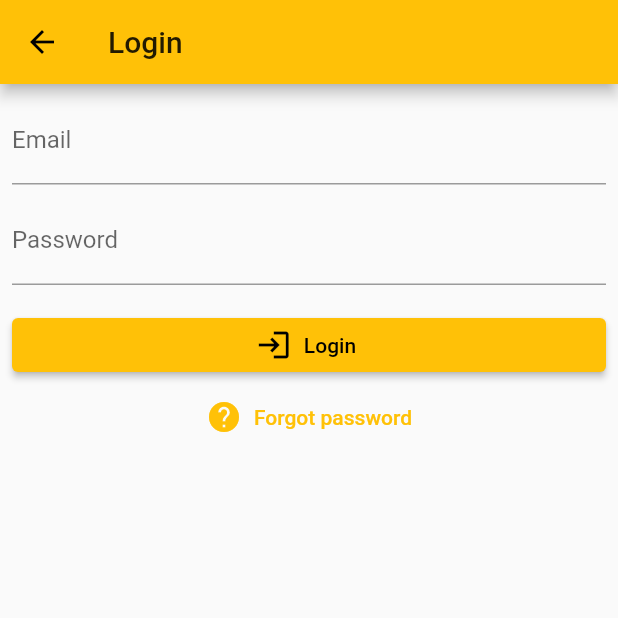
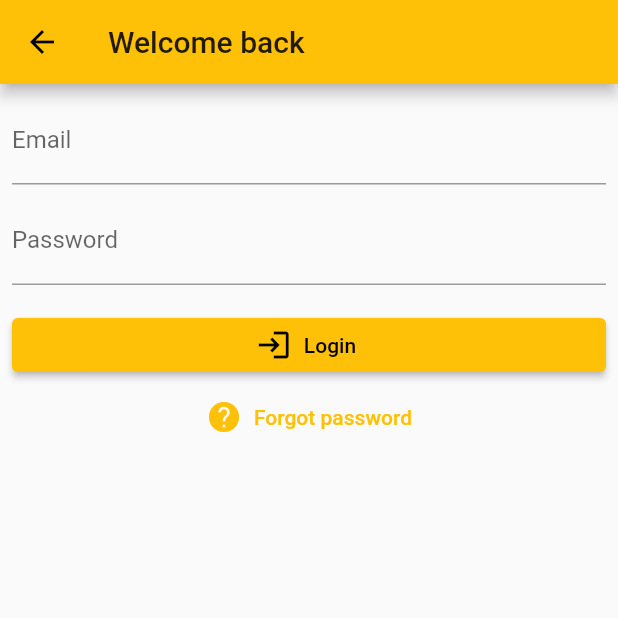
Before and after one commit to LRNZ09/quotes-app, a Flutter app: the screen it shows after launch, after a tap on the "login" icon, on a phone screen of 412 x 824 dp, the top half of it. Run offline on Flutter 3.47's test engine with Material 2 defaults, Android fonts, the phone set to English and light mode, and no system bars; our stand-ins replace cloud_firestore, firebase_auth, firebase_core; accounts and stored records are empty; network calls fail.

```diff
--- a/lib/app.dart
+++ b/lib/app.dart
@@ -1,5 +1,5 @@
 import 'package:flutter/material.dart';
-import 'package:quotes_app/home.dart';
+import 'package:quotes_app/screens/home.dart';
 
 class App extends StatelessWidget {
   @override
--- a/lib/fetch-quote.dart
+++ /dev/null
@@ -1,15 +0,0 @@
-import 'dart:convert';
-import 'package:http/http.dart' as http;
-
-import 'package:quotes_app/quote.dart';
-
-Future<Quote> fetchQuote() async {
-  final response = await http.get(Uri.parse('https://zenquotes.io/api/today'));
-
-  if (response.statusCode == 200) {
-    var quoteMap = jsonDecode(response.body)[0];
-    return Quote.fromJson(quoteMap);
-  } else {
-    throw Exception('Failed to load quote');
-  }
-}
--- a/lib/quote-card.dart
+++ /dev/null
@@ -1,45 +0,0 @@
-import 'package:flutter/material.dart';
-import 'package:quotes_app/fetch-quote.dart';
-import 'package:quotes_app/quote.dart';
-
-class QuoteCard extends StatefulWidget {
-  @override
-  _QuoteCardState createState() => _QuoteCardState();
-}
-
-class _QuoteCardState extends State<QuoteCard> {
-  late Future<Quote> futureQuote;
-
-  @override
-  void initState() {
-    super.initState();
-
-    futureQuote = fetchQuote();
-  }
-
-  @override
-  Widget build(BuildContext context) {
-    return Card(
-      child: Column(
-        mainAxisSize: MainAxisSize.min,
-        children: [
-          FutureBuilder<Quote>(
-            future: futureQuote,
-            builder: (context, snapshot) {
-              if (snapshot.hasData) {
-                return ListTile(
-                  title: Text(snapshot.data!.text),
-                  subtitle: Text(snapshot.data!.author),
-                );
-              } else if (snapshot.hasError) {
-                return Text("${snapshot.error}");
-              }
-
-              return LinearProgressIndicator();
-            },
-          ),
-        ],
-      ),
-    );
-  }
-}
--- a/lib/home.dart
+++ b/lib/screens/home.dart
@@ -1,12 +1,12 @@
 import 'package:firebase_auth/firebase_auth.dart';
 import 'package:flutter/material.dart';
-import 'package:quotes_app/add-journal-button.dart';
-import 'package:quotes_app/journal-list.dart';
-import 'package:quotes_app/login.dart';
-import 'package:quotes_app/quote-card.dart';
+import 'package:quotes_app/widgets/add_journal_button.dart';
+import 'package:quotes_app/widgets/journal_list.dart';
+import 'package:quotes_app/screens/login.dart';
+import 'package:quotes_app/widgets/quote_card.dart';
 
 class Home extends StatefulWidget {
-  Home({Key? key, required this.title}) : super(key: key);
+  Home({Key key, this.title}) : super(key: key);
 
   final String title;
 
@@ -15,13 +15,13 @@ class Home extends StatefulWidget {
 }
 
 class _HomeState extends State<Home> {
-  User? user;
+  User user;
 
   @override
   void initState() {
     super.initState();
 
-    FirebaseAuth.instance.authStateChanges().listen((User? user) {
+    FirebaseAuth.instance.authStateChanges().listen((User user) {
       setState(() {
         this.user = user;
       });
@@ -59,7 +59,6 @@ class _HomeState extends State<Home> {
         ],
       ),
       body: ListView(
-        padding: const EdgeInsets.all(8),
         children: <Widget>[
           QuoteCard(),
           SizedBox(height: 8),
--- a/lib/login.dart
+++ b/lib/screens/login.dart
@@ -52,7 +52,7 @@ class _LoginScreenState extends State<LoginScreen> {
   Widget build(BuildContext context) {
     return Scaffold(
       appBar: AppBar(
-        title: Text('Login'),
+        title: Text('Welcome back'),
       ),
       body: ListView(
         padding: const EdgeInsets.all(8),
--- /dev/null
+++ b/lib/utils/fetch_quote.dart
@@ -0,0 +1,15 @@
+import 'dart:convert';
+import 'package:http/http.dart' as http;
+
+import 'package:quotes_app/classes/quote.dart';
+
+Future<Quote> fetchQuote() async {
+  final response = await http.get(Uri.parse('https://quotes.rest/qod'));
+
+  if (response.statusCode == 200) {
+    var quoteMap = jsonDecode(response.body);
+    return Quote.fromJson(quoteMap["contents"]["quotes"][0]);
+  } else {
+    throw Exception('Failed to load quote');
+  }
+}
--- /dev/null
+++ b/lib/widgets/journal_list.dart
@@ -0,0 +1,62 @@
+import 'package:cloud_firestore/cloud_firestore.dart';
+import 'package:flutter/material.dart';
+import 'package:intl/intl.dart';
+import 'package:quotes_app/screens/journal.dart';
+
+var moodIconMap = {
+  'happy': Icons.sentiment_satisfied_alt,
+  'neutral': Icons.sentiment_neutral,
+  'sad': Icons.sentiment_very_dissatisfied,
+};
+
+class JournalList extends StatelessWidget {
+  @override
+  Widget build(BuildContext context) {
+    var journalsStream = FirebaseFirestore.instance
+        .collection('journals')
+        .orderBy('date', descending: true)
+        .snapshots();
+
+    return StreamBuilder<QuerySnapshot>(
+      stream: journalsStream,
+      builder: (_context, snapshot) {
+        if (snapshot.hasError) {
+          print(snapshot.error);
+          return Center(child: Icon(Icons.error));
+        }
+
+        if (snapshot.connectionState == ConnectionState.waiting) {
+          return Center(child: CircularProgressIndicator());
+        }
+
+        var children = snapshot.data.docs.map((DocumentSnapshot document) {
+          var data = document.data();
+
+          return ListTile(
+            onTap: () {
+              Navigator.push(
+                context,
+                MaterialPageRoute(
+                  builder: (context) => JournalScreen(
+                    id: document.id,
+                    mood: data['mood'],
+                    text: data['text'],
+                    title: data['title'],
+                  ),
+                ),
+              );
+            },
+            isThreeLine: true,
+            leading: Icon(moodIconMap[data['mood']]),
+            title: Text(data['title']),
+            subtitle: Text(DateFormat.yMMMMd().format(data['date'].toDate())),
+          );
+        }).toList();
+
+        return Column(
+          children: children,
+        );
+      },
+    );
+  }
+}
--- /dev/null
+++ b/lib/widgets/quote_card.dart
@@ -0,0 +1,49 @@
+import 'package:flutter/material.dart';
+import 'package:quotes_app/utils/fetch_quote.dart';
+import 'package:quotes_app/classes/quote.dart';
+
+class QuoteCard extends StatefulWidget {
+  @override
+  _QuoteCardState createState() => _QuoteCardState();
+}
+
+class _QuoteCardState extends State<QuoteCard> {
+  Future<Quote> futureQuote;
+
+  @override
+  void initState() {
+    super.initState();
+
+    futureQuote = fetchQuote();
+  }
+
+  @override
+  Widget build(BuildContext context) {
+    return Padding(
+      padding: const EdgeInsets.all(8),
+      child: Card(
+        child: Column(
+          mainAxisSize: MainAxisSize.min,
+          children: [
+            FutureBuilder<Quote>(
+              future: futureQuote,
+              builder: (context, snapshot) {
+                if (snapshot.hasData) {
+                  return ListTile(
+                    title: Text(snapshot.data.text),
+                    subtitle: Text(snapshot.data.author),
+                  );
+                } else if (snapshot.hasError) {
+                  print(snapshot.error);
+                  return Icon(Icons.error);
+                }
+
+                return LinearProgressIndicator();
+              },
+            ),
+          ],
+        ),
+      ),
+    );
+  }
+}
```
Also changed, not shown: lib/classes/quote.dart (added, +15 -0 lines), lib/journal-list.dart (deleted, +0 -38 lines), lib/quote.dart (deleted, +0 -13 lines), lib/screens/journal.dart (added, +130 -0 lines), lib/widgets/add_journal_button.dart (renamed from lib/add-journal-button.dart, +7 -6 lines), pubspec.yaml (+6 -5 lines), pubspec.lock, 3 other files.
